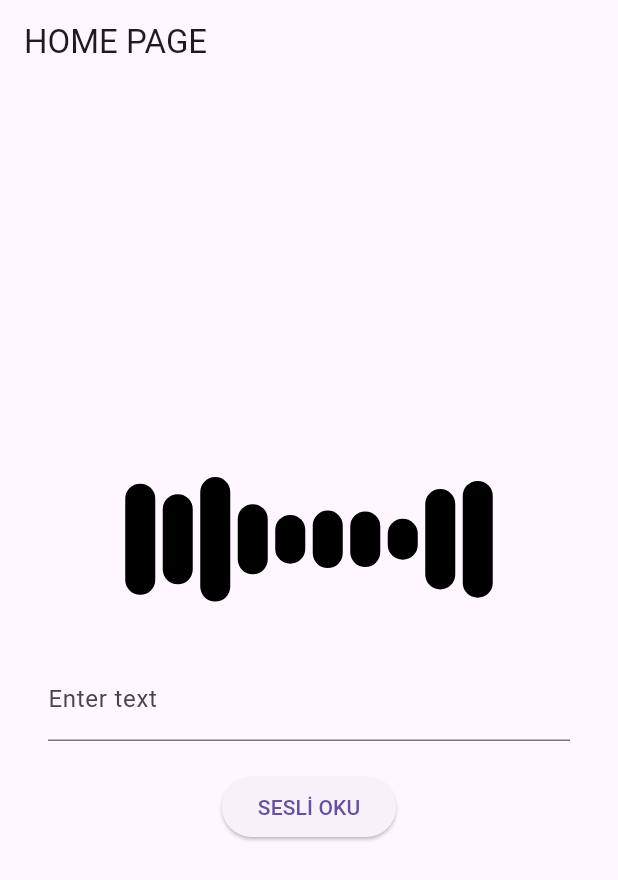
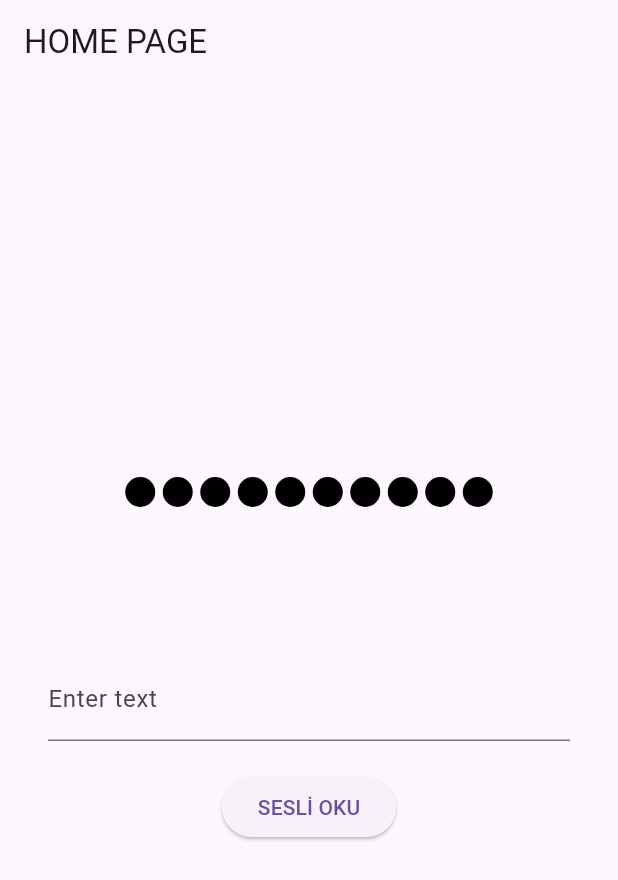
Before and after one commit to KadirKARAKAS/TranslateApp, a Flutter app: the screen it shows after launch, after a tap on "SESLİ OKU", on a phone screen of 412 x 824 dp. Shown: the top 880 px of the screen. Run offline on Flutter 3.47's test engine with Material 3 defaults, Android fonts, the phone set to English and light mode, and no system bars; our stand-ins replace flutter_tts.

```diff
--- a/lib/homepage.dart
+++ b/lib/homepage.dart
@@ -29,41 +29,38 @@ class TextToSpeechWithWaveform extends StatefulWidget {
       _TextToSpeechWithWaveformState();
 }
 
-// Text-to-speech ve dalgalanma animasyonunun durumu
 class _TextToSpeechWithWaveformState extends State<TextToSpeechWithWaveform> {
-  final FlutterTts flutterTts = FlutterTts(); // Text-to-speech nesnesi
-  final TextEditingController textEditingController =
-      TextEditingController(); // Metin girişi kontrolcüsü
-  bool isSpeaking = false; // Konuşma durumu
+  final FlutterTts flutterTts = FlutterTts();
+  final TextEditingController textEditingController = TextEditingController();
+  bool isSpeaking = false;
 
   @override
   void initState() {
     super.initState();
     flutterTts.setCompletionHandler(() {
       setState(() {
-        isSpeaking = false; // Konuşma bittiğinde durumu güncelle
+        isSpeaking = false;
       });
     });
     flutterTts.setErrorHandler((msg) {
       setState(() {
-        isSpeaking = false; // Hata oluştuğunda durumu güncelle
+        isSpeaking = false;
       });
     });
   }
 
-  // Metni sesli okuma fonksiyonu
   Future<void> speak(String text) async {
     setState(() {
-      isSpeaking = true; // Konuşma başladığında durumu güncelle
+      isSpeaking = true;
     });
-    await flutterTts.setLanguage("tr-TR"); // Dil ayarı
-    await flutterTts.setPitch(1); // Ses tonu ayarı (0.5-1.5 arası)
-    await flutterTts.speak(text); // Metni oku
+    await flutterTts.setLanguage("tr-TR");
+    await flutterTts.setPitch(1);
+    await flutterTts.speak(text);
   }
 
   @override
   void dispose() {
-    textEditingController.dispose(); // Kaynakları serbest bırak
+    textEditingController.dispose();
     super.dispose();
   }
 
@@ -72,36 +69,44 @@ class _TextToSpeechWithWaveformState extends State<TextToSpeechWithWaveform> {
     return Container(
       alignment: Alignment.center,
       child: Padding(
-        padding: const EdgeInsets.all(32), // Kenar boşlukları
+        padding: const EdgeInsets.all(32),
         child: Stack(
           alignment: Alignment.center,
           children: <Widget>[
-            if (isSpeaking) // Konuşma durumuna göre dalgalanma animasyonu göster
+            if (isSpeaking)
               const Positioned(
                 top: 0,
                 child: SoundWaveformWidget(
-                  count: 10, // Çubuk sayısı
-                  minHeight: 20, // Çubukların minimum yüksekliği
-                  maxHeight: 100, // Çubukların maksimum yüksekliği
+                  count: 10,
+                  minHeight: 20,
+                  maxHeight: 100,
+                  isAnimating: true,
+                ),
+              )
+            else
+              const Positioned(
+                top: 0,
+                child: SoundWaveformWidget(
+                  count: 10,
+                  minHeight: 20,
+                  maxHeight: 100,
+                  isAnimating: false,
                 ),
               ),
             Column(
               mainAxisSize: MainAxisSize.min,
               children: <Widget>[
-                const SizedBox(
-                    height: 120), // TextFormField'ı aşağı taşımak için boşluk
+                const SizedBox(height: 120),
                 TextFormField(
-                  controller: textEditingController, // Metin giriş kontrolcüsü
+                  controller: textEditingController,
                   decoration: const InputDecoration(
-                    labelText: "Enter text", // Giriş kutusu etiketi
+                    labelText: "Enter text",
                   ),
                 ),
-                const SizedBox(
-                    height: 20), // Giriş kutusu ile buton arasındaki boşluk
+                const SizedBox(height: 20),
                 ElevatedButton(
-                  child: const Text("SESLİ OKU"), // Buton metni
-                  onPressed: () => speak(
-                      textEditingController.text), // Butona basılınca metni oku
+                  child: const Text("SESLİ OKU"),
+                  onPressed: () => speak(textEditingController.text),
                 ),
               ],
             ),
@@ -112,61 +117,61 @@ class _TextToSpeechWithWaveformState extends State<TextToSpeechWithWaveform> {
   }
 }
 
-// Dalgalanma animasyonu widget'ı
 class SoundWaveformWidget extends StatefulWidget {
-  final int count; // Çubuk sayısı
-  final double minHeight; // Çubukların minimum yüksekliği
-  final double maxHeight; // Çubukların maksimum yüksekliği
-  final int durationInMilliseconds; // Animasyon süresi
+  final int count;
+  final double minHeight;
+  final double maxHeight;
+  final bool isAnimating;
 
   const SoundWaveformWidget({
     Key? key,
-    this.count = 10, // Artırılmış çubuk sayısı
-    this.minHeight = 20, // Artırılmış minimum yükseklik
-    this.maxHeight = 100, // Artırılmış maksimum yükseklik
-    this.durationInMilliseconds = 800, // Animasyon süresi
+    this.count = 10,
+    this.minHeight = 20,
+    this.maxHeight = 100,
+    this.isAnimating = false,
   }) : super(key: key);
 
   @override
   State<SoundWaveformWidget> createState() => _SoundWaveformWidgetState();
 }
 
-// Dalgalanma animasyonunun durumu
 class _SoundWaveformWidgetState extends State<SoundWaveformWidget>
     with TickerProviderStateMixin {
-  late AnimationController controller; // Animasyon kontrolcüsü
-  late List<double> heights; // Çubukların yükseklik listesi
-  final Random random = Random(); // Rastgele sayı üretici
+  late AnimationController controller;
+  late List<double> heights;
+  final Random random = Random();
 
   @override
   void initState() {
     super.initState();
     controller = AnimationController(
-      vsync:
-          this, // TickerProviderStateMixin'den gelen animasyon senkronizasyonu
-      duration: Duration(
-          milliseconds: widget.durationInMilliseconds), // Animasyon süresi
-    )..repeat(); // Animasyonu tekrar et
-    heights = List<double>.filled(
-        widget.count, widget.minHeight); // Çubuk yüksekliklerini başlat
-    _randomizeHeights(); // Çubuk yüksekliklerini rastgele ayarla
+      vsync: this,
+      duration: Duration(milliseconds: widget.isAnimating ? 800 : 0),
+    );
+
+    if (widget.isAnimating) {
+      controller.repeat();
     }
 
-  // Çubuk yüksekliklerini rastgele ayarlayan fonksiyon
+    heights = List<double>.filled(widget.count, widget.minHeight);
+
+    if (widget.isAnimating) {
+      _randomizeHeights();
+    }
+  }
+
   void _randomizeHeights() {
     Future.delayed(
-      Duration(milliseconds: widget.durationInMilliseconds ~/ widget.count),
+      Duration(milliseconds: 800 ~/ widget.count),
       () {
-        if (mounted) {
+        if (mounted && widget.isAnimating) {
           setState(() {
             for (int i = 0; i < heights.length; i++) {
               heights[i] = widget.minHeight +
-                  random.nextDouble() *
-                      (widget.maxHeight -
-                          widget.minHeight); // Rastgele yükseklik ayarla
+                  random.nextDouble() * (widget.maxHeight - widget.minHeight);
             }
           });
-          _randomizeHeights(); // Yeniden çağırarak sürekli güncelle
+          _randomizeHeights();
         }
       },
     );
@@ -174,36 +179,52 @@ class _SoundWaveformWidgetState extends State<SoundWaveformWidget>
 
   @override
   void dispose() {
-    controller.dispose(); // Kaynakları serbest bırak
+    controller.dispose();
     super.dispose();
   }
 
   @override
   Widget build(BuildContext context) {
-    return AnimatedBuilder(
-      animation: controller, // Animasyon kontrolcüsüne bağlı
+    return widget.isAnimating
+        ? AnimatedBuilder(
+            animation: controller,
             builder: (context, child) {
               return Row(
                 mainAxisSize: MainAxisSize.min,
                 children: List.generate(
-            widget.count, // Çubuk sayısına göre çubuk oluştur
+                  widget.count,
                   (i) => AnimatedContainer(
-              duration: Duration(
-                  milliseconds: widget.durationInMilliseconds ~/ widget.count),
+                    duration: Duration(milliseconds: 800 ~/ widget.count),
                     margin: i == (widget.count - 1)
                         ? EdgeInsets.zero
-                  : const EdgeInsets.only(right: 5), // Çubuklar arasına boşluk
-              height: heights[i], // Çubuğun yüksekliği
-              width: 20, // Çubuğun genişliği
+                        : const EdgeInsets.only(right: 5),
+                    height: heights[i],
+                    width: 20,
                     decoration: BoxDecoration(
-                color: Colors.black, // Çubuğun rengi
-                borderRadius:
-                    BorderRadius.circular(9999), // Çubuğun köşe yuvarlaklığı
+                      color: Colors.black,
+                      borderRadius: BorderRadius.circular(9999),
                     ),
                   ),
                 ),
               );
             },
+          )
+        : Row(
+            mainAxisSize: MainAxisSize.min,
+            children: List.generate(
+              widget.count,
+              (i) => Container(
+                margin: i == (widget.count - 1)
+                    ? EdgeInsets.zero
+                    : const EdgeInsets.only(right: 5),
+                height: widget.minHeight,
+                width: 20,
+                decoration: BoxDecoration(
+                  color: Colors.black,
+                  borderRadius: BorderRadius.circular(9999),
+                ),
+              ),
+            ),
           );
   }
 }
```
Lines whose indentation alone changed are shown as unchanged.
